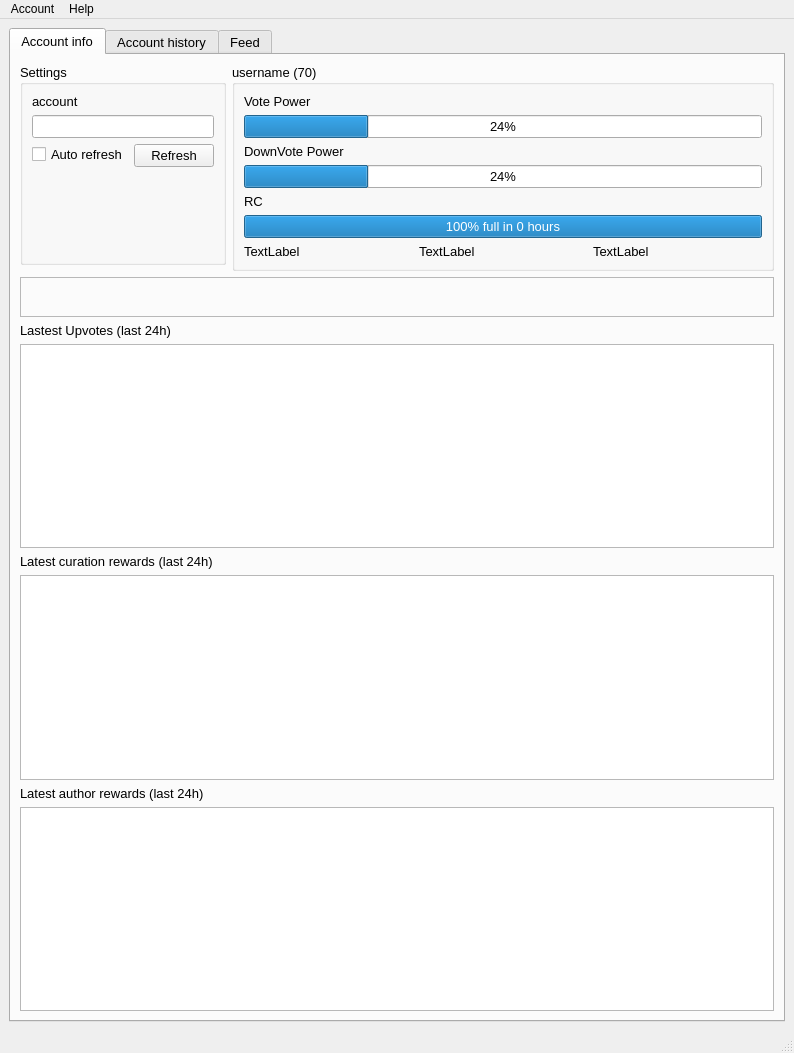
The window that ui/mainwindow.ui (holgern/hivedesktop) describes before a commit, drawn with Qt 5.
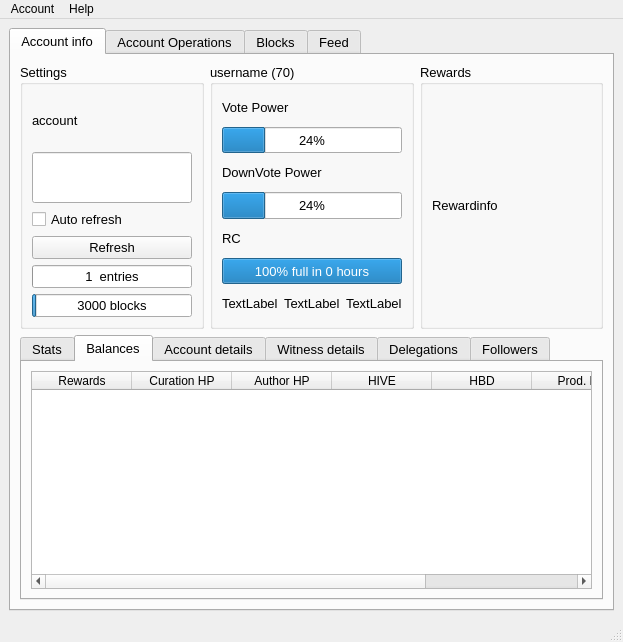
The same window after the commit. The open tabs and pages were chosen to show the change. Custom widgets are drawn as their Qt base class.

Commit message:
Add sqlite database for history and blocks
Parse and store account history and blocks from the last 7 days
Show comments unter post

```diff
--- a/ui/mainwindow.ui
+++ b/ui/mainwindow.ui
@@ -6,8 +6,8 @@
    <rect>
     <x>0</x>
     <y>0</y>
-    <width>794</width>
-    <height>1053</height>
+    <width>623</width>
+    <height>642</height>
    </rect>
   </property>
   <property name="windowTitle">
@@ -17,6 +17,12 @@
    <layout class="QGridLayout" name="gridLayout">
     <item row="0" column="0">
      <widget class="QTabWidget" name="tabWidget">
+      <property name="sizePolicy">
+       <sizepolicy hsizetype="Expanding" vsizetype="MinimumExpanding">
+        <horstretch>0</horstretch>
+        <verstretch>0</verstretch>
+       </sizepolicy>
+      </property>
       <property name="font">
        <font>
         <pointsize>10</pointsize>
@@ -29,9 +35,15 @@
        <attribute name="title">
         <string>Account info</string>
        </attribute>
-       <layout class="QFormLayout" name="formLayout_2">
+       <layout class="QGridLayout" name="gridLayout_9">
         <item row="0" column="0">
          <widget class="QGroupBox" name="groupBox_2">
+          <property name="sizePolicy">
+           <sizepolicy hsizetype="Preferred" vsizetype="MinimumExpanding">
+            <horstretch>0</horstretch>
+            <verstretch>0</verstretch>
+           </sizepolicy>
+          </property>
           <property name="font">
            <font>
             <pointsize>10</pointsize>
@@ -40,7 +52,7 @@
           <property name="title">
            <string>Settings</string>
           </property>
-          <layout class="QFormLayout" name="formLayout">
+          <layout class="QGridLayout" name="gridLayout_12">
            <item row="0" column="0">
             <widget class="QLabel" name="label_3">
              <property name="font">
@@ -53,22 +65,19 @@
              </property>
             </widget>
            </item>
-           <item row="1" column="0" colspan="2">
-            <widget class="QLineEdit" name="accountLineEdit">
-             <property name="sizePolicy">
-              <sizepolicy hsizetype="Minimum" vsizetype="Fixed">
-               <horstretch>0</horstretch>
-               <verstretch>0</verstretch>
-              </sizepolicy>
-             </property>
+           <item row="2" column="0">
+            <widget class="QCheckBox" name="autoRefreshCheckBox">
              <property name="font">
               <font>
                <pointsize>10</pointsize>
               </font>
              </property>
+             <property name="text">
+              <string>Auto refresh</string>
+             </property>
             </widget>
            </item>
-           <item row="4" column="1">
+           <item row="3" column="0">
             <widget class="QPushButton" name="refreshPushButton">
              <property name="font">
               <font>
@@ -80,105 +89,82 @@
              </property>
             </widget>
            </item>
+           <item row="1" column="0">
+            <widget class="QLineEdit" name="accountLineEdit">
+             <property name="sizePolicy">
+              <sizepolicy hsizetype="Minimum" vsizetype="Minimum">
+               <horstretch>0</horstretch>
+               <verstretch>0</verstretch>
+              </sizepolicy>
+             </property>
+             <property name="font">
+              <font>
+               <pointsize>10</pointsize>
+              </font>
+             </property>
+            </widget>
+           </item>
            <item row="4" column="0">
-            <widget class="QCheckBox" name="autoRefreshCheckBox">
-             <property name="font">
-              <font>
-               <pointsize>10</pointsize>
-              </font>
+            <widget class="QProgressBar" name="loadingProgressBar">
+             <property name="sizePolicy">
+              <sizepolicy hsizetype="Minimum" vsizetype="Fixed">
+               <horstretch>0</horstretch>
+               <verstretch>0</verstretch>
+              </sizepolicy>
              </property>
-             <property name="text">
-              <string>Auto refresh</string>
+             <property name="maximum">
+              <number>1000</number>
              </property>
-            </widget>
-           </item>
-          </layout>
-         </widget>
-        </item>
-        <item row="1" column="0" colspan="2">
-         <widget class="QFrame" name="frame">
-          <property name="frameShape">
-           <enum>QFrame::StyledPanel</enum>
-          </property>
-          <property name="frameShadow">
-           <enum>QFrame::Raised</enum>
-          </property>
-          <layout class="QGridLayout" name="gridLayout_3">
-           <item row="0" column="2">
-            <widget class="QLabel" name="text2">
-             <property name="font">
-              <font>
-               <pointsize>10</pointsize>
-              </font>
+             <property name="value">
+              <number>1</number>
              </property>
-             <property name="text">
-              <string/>
+             <property name="alignment">
+              <set>Qt::AlignJustify|Qt::AlignVCenter</set>
              </property>
-            </widget>
-           </item>
-           <item row="0" column="0">
-            <widget class="QLabel" name="text">
-             <property name="font">
-              <font>
-               <pointsize>8</pointsize>
-              </font>
+             <property name="invertedAppearance">
+              <bool>false</bool>
              </property>
-             <property name="text">
-              <string/>
+             <property name="format">
+              <string>%v  entries</string>
              </property>
             </widget>
            </item>
-           <item row="0" column="1">
-            <spacer name="horizontalSpacer">
-             <property name="orientation">
-              <enum>Qt::Horizontal</enum>
+           <item row="5" column="0">
+            <widget class="QProgressBar" name="loadingBlocksProgressBar">
+             <property name="sizePolicy">
+              <sizepolicy hsizetype="Minimum" vsizetype="Fixed">
+               <horstretch>0</horstretch>
+               <verstretch>0</verstretch>
+              </sizepolicy>
              </property>
-             <property name="sizeType">
-              <enum>QSizePolicy::Fixed</enum>
+             <property name="minimum">
+              <number>0</number>
              </property>
-             <property name="sizeHint" stdset="0">
-              <size>
-               <width>20</width>
-               <height>20</height>
-              </size>
+             <property name="maximum">
+              <number>420000</number>
              </property>
-            </spacer>
+             <property name="value">
+              <number>3000</number>
+             </property>
+             <property name="alignment">
+              <set>Qt::AlignJustify|Qt::AlignVCenter</set>
+             </property>
+             <property name="format">
+              <string>%v blocks</string>
+             </property>
+            </widget>
            </item>
           </layout>
          </widget>
         </item>
-        <item row="2" column="0">
-         <widget class="QLabel" name="lastUpvotesLabel">
-          <property name="text">
-           <string>Lastest Upvotes (last 24h)</string>
-          </property>
-         </widget>
-        </item>
-        <item row="3" column="0" colspan="2">
-         <widget class="QListWidget" name="lastUpvotesListWidget"/>
-        </item>
-        <item row="4" column="0">
-         <widget class="QLabel" name="curationRewardLabel">
-          <property name="text">
-           <string>Latest curation rewards (last 24h)</string>
-          </property>
-         </widget>
-        </item>
-        <item row="5" column="0" colspan="2">
-         <widget class="QListWidget" name="lastCurationListWidget"/>
-        </item>
-        <item row="6" column="0">
-         <widget class="QLabel" name="authorRewardLabel">
-          <property name="text">
-           <string>Latest author rewards (last 24h)</string>
-          </property>
-         </widget>
-        </item>
-        <item row="7" column="0" colspan="2">
-         <widget class="QListWidget" name="lastAuthorListWidget"/>
-        </item>
         <item row="0" column="1">
          <widget class="QGroupBox" name="accountInfoGroupBox">
+          <property name="sizePolicy">
+           <sizepolicy hsizetype="Preferred" vsizetype="MinimumExpanding">
+            <horstretch>0</horstretch>
+            <verstretch>0</verstretch>
+           </sizepolicy>
+          </property>
           <property name="font">
            <font>
             <pointsize>10</pointsize>
@@ -246,32 +232,17 @@
              </property>
             </widget>
            </item>
-           <item row="3" column="0" rowspan="2" colspan="2">
-            <widget class="QProgressBar" name="downvotePowerProgressBar">
-             <property name="font">
-              <font>
-               <pointsize>10</pointsize>
-              </font>
-             </property>
-             <property name="value">
-              <number>24</number>
-             </property>
-             <property name="alignment">
-              <set>Qt::AlignCenter</set>
-             </property>
-             <property name="textVisible">
-              <bool>true</bool>
-             </property>
-             <property name="invertedAppearance">
-              <bool>false</bool>
-             </property>
-            </widget>
-           </item>
            <item row="6" column="0" colspan="2">
             <widget class="QProgressBar" name="RCProgressBar">
              <property name="enabled">
               <bool>true</bool>
              </property>
+             <property name="sizePolicy">
+              <sizepolicy hsizetype="Minimum" vsizetype="Minimum">
+               <horstretch>0</horstretch>
+               <verstretch>0</verstretch>
+              </sizepolicy>
+             </property>
              <property name="font">
               <font>
                <pointsize>10</pointsize>
@@ -290,6 +261,12 @@
            </item>
            <item row="1" column="0" colspan="2">
             <widget class="QProgressBar" name="votePowerProgressBar">
+             <property name="sizePolicy">
+              <sizepolicy hsizetype="Minimum" vsizetype="Minimum">
+               <horstretch>0</horstretch>
+               <verstretch>0</verstretch>
+              </sizepolicy>
+             </property>
              <property name="font">
               <font>
                <pointsize>10</pointsize>
@@ -339,14 +316,200 @@
              </property>
             </widget>
            </item>
+           <item row="3" column="0" colspan="2">
+            <widget class="QProgressBar" name="downvotePowerProgressBar">
+             <property name="sizePolicy">
+              <sizepolicy hsizetype="Minimum" vsizetype="Minimum">
+               <horstretch>0</horstretch>
+               <verstretch>0</verstretch>
+              </sizepolicy>
+             </property>
+             <property name="font">
+              <font>
+               <pointsize>10</pointsize>
+              </font>
+             </property>
+             <property name="value">
+              <number>24</number>
+             </property>
+             <property name="alignment">
+              <set>Qt::AlignCenter</set>
+             </property>
+             <property name="textVisible">
+              <bool>true</bool>
+             </property>
+             <property name="invertedAppearance">
+              <bool>false</bool>
+             </property>
+            </widget>
+           </item>
           </layout>
          </widget>
         </item>
+        <item row="0" column="2">
+         <widget class="QGroupBox" name="groupBox">
+          <property name="sizePolicy">
+           <sizepolicy hsizetype="Preferred" vsizetype="MinimumExpanding">
+            <horstretch>0</horstretch>
+            <verstretch>0</verstretch>
+           </sizepolicy>
+          </property>
+          <property name="title">
+           <string>Rewards</string>
+          </property>
+          <layout class="QGridLayout" name="gridLayout_10">
+           <item row="0" column="0">
+            <widget class="QLabel" name="text2">
+             <property name="sizePolicy">
+              <sizepolicy hsizetype="Preferred" vsizetype="MinimumExpanding">
+               <horstretch>0</horstretch>
+               <verstretch>0</verstretch>
+              </sizepolicy>
+             </property>
+             <property name="font">
+              <font>
+               <pointsize>10</pointsize>
+              </font>
+             </property>
+             <property name="text">
+              <string>Rewardinfo</string>
+             </property>
+            </widget>
+           </item>
+          </layout>
+         </widget>
+        </item>
+        <item row="1" column="0" colspan="3">
+         <widget class="QTabWidget" name="tabWidget_2">
+          <property name="sizePolicy">
+           <sizepolicy hsizetype="Expanding" vsizetype="Expanding">
+            <horstretch>0</horstretch>
+            <verstretch>0</verstretch>
+           </sizepolicy>
+          </property>
+          <property name="currentIndex">
+           <number>1</number>
+          </property>
+          <widget class="QWidget" name="tab_6">
+           <attribute name="title">
+            <string>Stats</string>
+           </attribute>
+          </widget>
+          <widget class="QWidget" name="tab_7">
+           <attribute name="title">
+            <string>Balances</string>
+           </attribute>
+           <layout class="QGridLayout" name="gridLayout_13">
+            <item row="0" column="0">
+             <widget class="QTableWidget" name="rewardTableWidget">
+              <column>
+               <property name="text">
+                <string>Rewards</string>
+               </property>
+              </column>
+              <column>
+               <property name="text">
+                <string>Curation HP</string>
+               </property>
+              </column>
+              <column>
+               <property name="text">
+                <string>Author HP</string>
+               </property>
+              </column>
+              <column>
+               <property name="text">
+                <string>HIVE</string>
+               </property>
+              </column>
+              <column>
+               <property name="text">
+                <string>HBD</string>
+               </property>
+              </column>
+              <column>
+               <property name="text">
+                <string>Prod. HP</string>
+               </property>
+              </column>
+              <column>
+               <property name="text">
+                <string>Total USD</string>
+               </property>
+              </column>
+             </widget>
+            </item>
+           </layout>
+          </widget>
+          <widget class="QWidget" name="tab_8">
+           <attribute name="title">
+            <string>Account details</string>
+           </attribute>
+           <layout class="QGridLayout" name="gridLayout_11">
+            <item row="0" column="0">
+             <widget class="QFrame" name="frame">
+              <property name="frameShape">
+               <enum>QFrame::StyledPanel</enum>
+              </property>
+              <property name="frameShadow">
+               <enum>QFrame::Raised</enum>
+              </property>
+              <layout class="QGridLayout" name="gridLayout_3">
+               <item row="0" column="1">
+                <spacer name="horizontalSpacer">
+                 <property name="orientation">
+                  <enum>Qt::Horizontal</enum>
+                 </property>
+                 <property name="sizeType">
+                  <enum>QSizePolicy::Fixed</enum>
+                 </property>
+                 <property name="sizeHint" stdset="0">
+                  <size>
+                   <width>20</width>
+                   <height>20</height>
+                  </size>
+                 </property>
+                </spacer>
+               </item>
+               <item row="0" column="0">
+                <widget class="QLabel" name="text">
+                 <property name="font">
+                  <font>
+                   <pointsize>8</pointsize>
+                  </font>
+                 </property>
+                 <property name="text">
+                  <string>RcInfo</string>
+                 </property>
+                </widget>
+               </item>
+              </layout>
+             </widget>
+            </item>
+           </layout>
+          </widget>
+          <widget class="QWidget" name="tab_9">
+           <attribute name="title">
+            <string>Witness details</string>
+           </attribute>
+          </widget>
+          <widget class="QWidget" name="tab_10">
+           <attribute name="title">
+            <string>Delegations</string>
+           </attribute>
+          </widget>
+          <widget class="QWidget" name="tab_11">
+           <attribute name="title">
+            <string>Followers</string>
+           </attribute>
+          </widget>
+         </widget>
+        </item>
        </layout>
       </widget>
       <widget class="QWidget" name="tab_3">
        <attribute name="title">
-        <string>Account history</string>
+        <string>Account Operations</string>
        </attribute>
        <layout class="QGridLayout" name="gridLayout_5">
         <item row="1" column="0">
@@ -361,6 +524,63 @@
         </item>
        </layout>
       </widget>
+      <widget class="QWidget" name="tab_4">
+       <attribute name="title">
+        <string>Blocks</string>
+       </attribute>
+       <widget class="QLabel" name="blockCountLabel">
+        <property name="geometry">
+         <rect>
+          <x>20</x>
+          <y>30</y>
+          <width>120</width>
+          <height>21</height>
+         </rect>
+        </property>
+        <property name="text">
+         <string>0 blocks</string>
+        </property>
+       </widget>
+       <widget class="QTableWidget" name="blockOpsTableWidget">
+        <property name="geometry">
+         <rect>
+          <x>120</x>
+          <y>20</y>
+          <width>398</width>
+          <height>489</height>
+         </rect>
+        </property>
+        <property name="editTriggers">
+         <set>QAbstractItemView::NoEditTriggers</set>
+        </property>
+        <property name="gridStyle">
+         <enum>Qt::DotLine</enum>
+        </property>
+        <property name="sortingEnabled">
+         <bool>true</bool>
+        </property>
+        <property name="rowCount">
+         <number>0</number>
+        </property>
+        <property name="columnCount">
+         <number>5</number>
+        </property>
+        <attribute name="horizontalHeaderVisible">
+         <bool>false</bool>
+        </attribute>
+        <attribute name="horizontalHeaderDefaultSectionSize">
+         <number>150</number>
+        </attribute>
+        <attribute name="horizontalHeaderStretchLastSection">
+         <bool>true</bool>
+        </attribute>
+        <column/>
+        <column/>
+        <column/>
+        <column/>
+        <column/>
+       </widget>
+      </widget>
       <widget class="QWidget" name="tab_2">
        <attribute name="title">
         <string>Feed</string>
@@ -450,7 +670,7 @@
     <rect>
      <x>0</x>
      <y>0</y>
-     <width>794</width>
+     <width>623</width>
      <height>26</height>
     </rect>
    </property>
```
Left out of the diff: 258 changed lines with no effect on the pictures. The commit also changes 19 other files.
